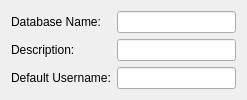
Old version of the form src/gui/dbsettings/DatabaseSettingsWidgetMetaData.ui in the repository lhark/keepassxc.
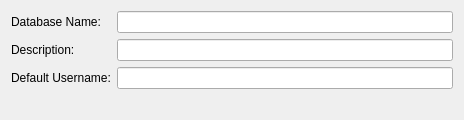
New version of the form.

```diff
--- a/src/gui/dbsettings/DatabaseSettingsWidgetMetaData.ui
+++ b/src/gui/dbsettings/DatabaseSettingsWidgetMetaData.ui
@@ -6,10 +6,22 @@
    <rect>
     <x>0</x>
     <y>0</y>
-    <width>247</width>
-    <height>90</height>
+    <width>464</width>
+    <height>120</height>
    </rect>
   </property>
+  <property name="sizePolicy">
+   <sizepolicy hsizetype="MinimumExpanding" vsizetype="Preferred">
+    <horstretch>0</horstretch>
+    <verstretch>0</verstretch>
+   </sizepolicy>
+  </property>
+  <property name="minimumSize">
+   <size>
+    <width>450</width>
+    <height>0</height>
+   </size>
+  </property>
   <layout class="QFormLayout">
    <item row="0" column="0">
     <widget class="QLabel" name="databaseNameLabel">
```
